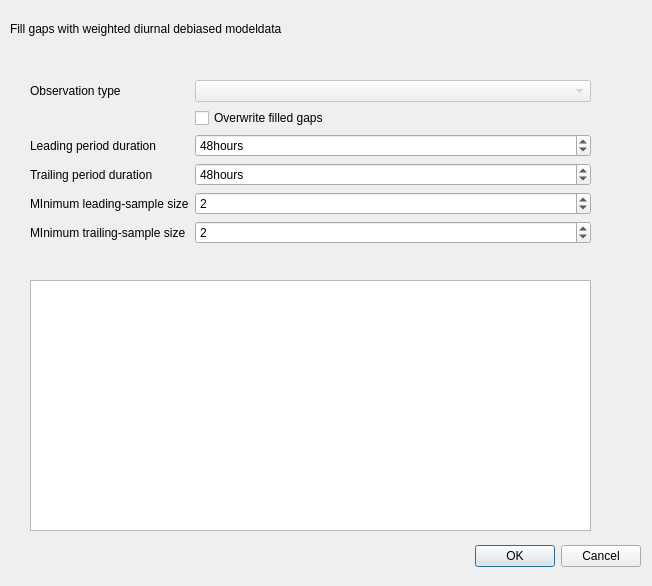
Before: the Qt Designer form metobs_gui/gf_page/weighted_diurnal_debias_modeldata_settings_dialog.ui in vergauwenthomas/MetObs_GUI, drawn with Qt 5.
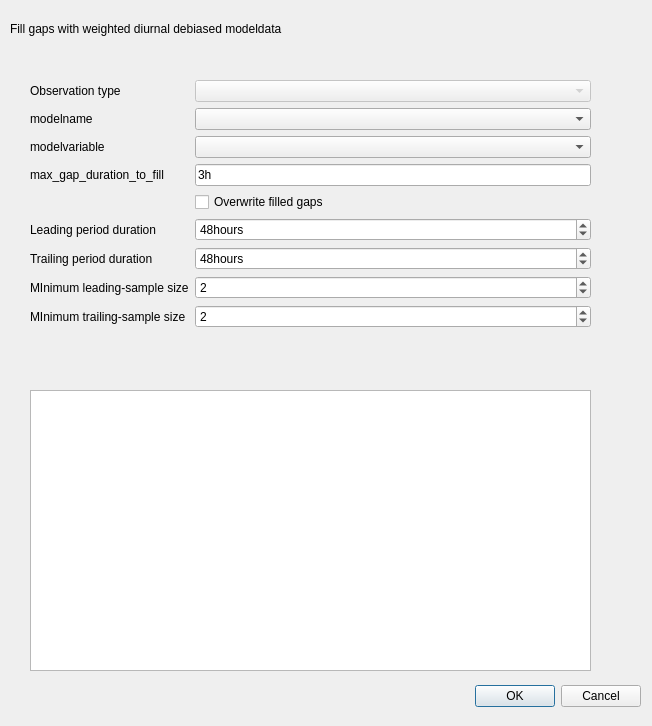
After: the same form once the commit is applied.

```diff
--- a/metobs_gui/gf_page/weighted_diurnal_debias_modeldata_settings_dialog.ui
+++ b/metobs_gui/gf_page/weighted_diurnal_debias_modeldata_settings_dialog.ui
@@ -7,7 +7,7 @@
     <x>0</x>
     <y>0</y>
     <width>652</width>
-    <height>586</height>
+        <height>726</height>
    </rect>
   </property>
   <property name="windowTitle">
@@ -17,7 +17,7 @@
    <property name="geometry">
     <rect>
      <x>20</x>
-     <y>540</y>
+      <y>680</y>
      <width>621</width>
      <height>32</height>
     </rect>
@@ -48,7 +48,7 @@
      <x>30</x>
      <y>80</y>
      <width>561</width>
-     <height>201</height>
+      <height>301</height>
     </rect>
    </property>
    <layout class="QFormLayout" name="formLayout">
@@ -66,21 +66,55 @@
       </property>
      </widget>
     </item>
+    <item row="1" column="0">
+     <widget class="QLabel" name="label_modelname">
+      <property name="text">
+       <string>modelname</string>
+      </property>
+     </widget>
+    </item>
     <item row="1" column="1">
+     <widget class="QComboBox" name="modelnamespinner"/>
+    </item>
+    <item row="2" column="0">
+     <widget class="QLabel" name="label_modelvariable">
+      <property name="text">
+       <string>modelvariable</string>
+      </property>
+     </widget>
+    </item>
+    <item row="2" column="1">
+     <widget class="QComboBox" name="modelvariablespinner"/>
+    </item>
+    <item row="3" column="0">
+     <widget class="QLabel" name="label_maxgap">
+      <property name="text">
+       <string>max_gap_duration_to_fill</string>
+      </property>
+     </widget>
+    </item>
+    <item row="3" column="1">
+     <widget class="QLineEdit" name="max_gap_duration">
+      <property name="text">
+       <string>3h</string>
+      </property>
+     </widget>
+    </item>
+    <item row="4" column="1">
      <widget class="QCheckBox" name="overwrite_box">
       <property name="text">
        <string>Overwrite filled gaps</string>
       </property>
      </widget>
     </item>
-    <item row="2" column="0">
+    <item row="5" column="0">
      <widget class="QLabel" name="label_3">
       <property name="text">
        <string>Leading period duration</string>
       </property>
      </widget>
     </item>
-    <item row="2" column="1">
+    <item row="5" column="1">
      <widget class="QSpinBox" name="lead_duration">
       <property name="suffix">
        <string>hours</string>
@@ -96,14 +130,14 @@
       </property>
      </widget>
     </item>
-    <item row="3" column="0">
+    <item row="6" column="0">
      <widget class="QLabel" name="label_6">
       <property name="text">
        <string>Trailing period duration</string>
       </property>
      </widget>
     </item>
-    <item row="3" column="1">
+    <item row="6" column="1">
      <widget class="QSpinBox" name="trail_duration">
       <property name="suffix">
        <string>hours</string>
@@ -119,14 +153,14 @@
       </property>
      </widget>
     </item>
-    <item row="4" column="0">
+    <item row="7" column="0">
      <widget class="QLabel" name="label_5">
       <property name="text">
        <string>MInimum leading-sample size</string>
       </property>
      </widget>
     </item>
-    <item row="4" column="1">
+    <item row="7" column="1">
      <widget class="QSpinBox" name="n_lead_sample">
       <property name="minimum">
        <number>1</number>
@@ -139,14 +173,14 @@
       </property>
      </widget>
     </item>
-    <item row="5" column="0">
+    <item row="8" column="0">
      <widget class="QLabel" name="label_7">
       <property name="text">
        <string>MInimum trailing-sample size</string>
       </property>
      </widget>
     </item>
-    <item row="5" column="1">
+    <item row="8" column="1">
      <widget class="QSpinBox" name="n_trail_sample">
       <property name="minimum">
        <number>1</number>
@@ -165,9 +199,9 @@
    <property name="geometry">
     <rect>
      <x>30</x>
-     <y>280</y>
+      <y>390</y>
      <width>561</width>
-     <height>251</height>
+      <height>281</height>
     </rect>
    </property>
   </widget>
```
